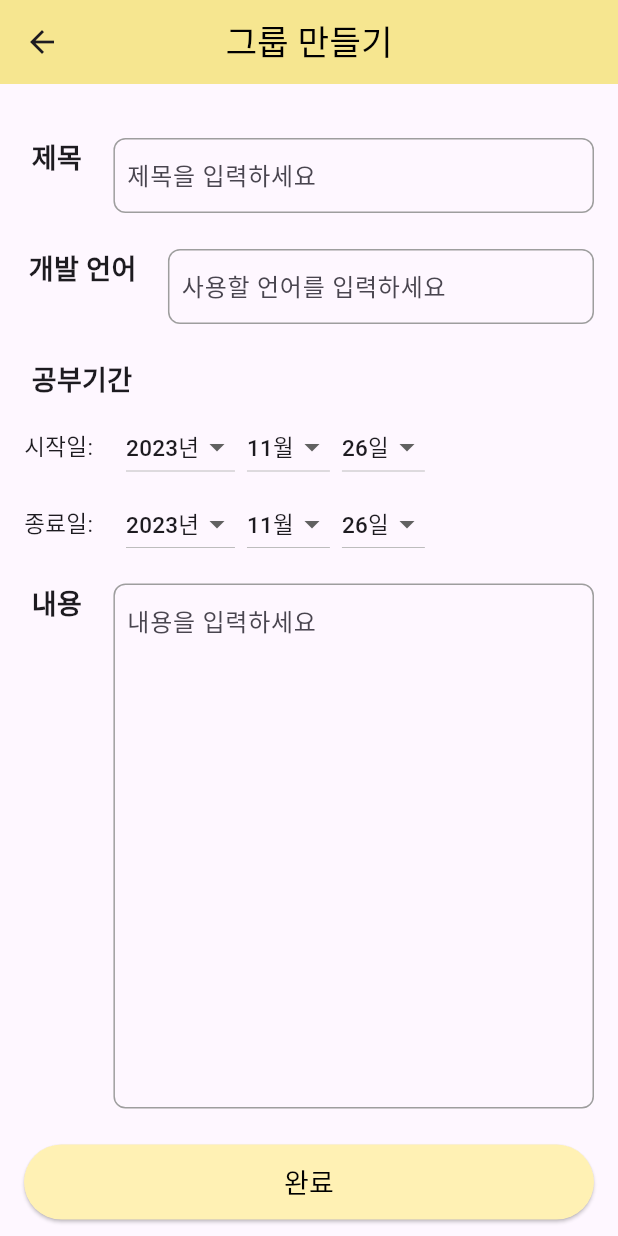
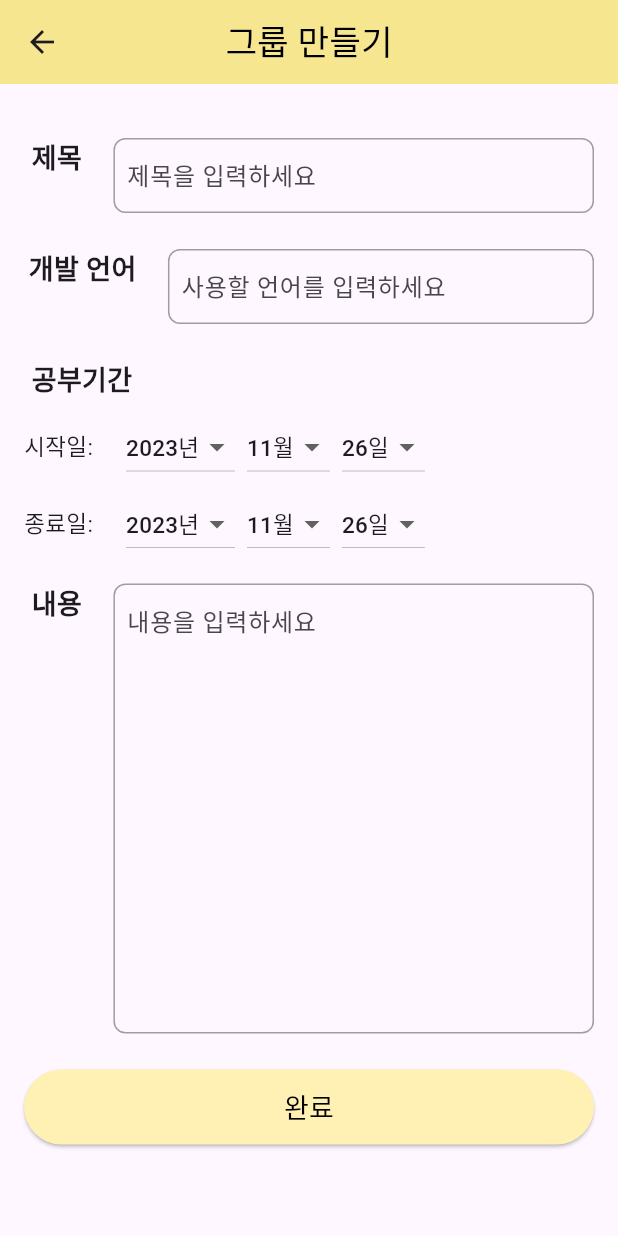
Before and after one commit to dmsdn02/CodeMate, a Flutter app: the WritePage screen opened directly, on a phone screen of 412 x 824 dp. Run offline on Flutter 3.47's test engine with Material 3 defaults, Android fonts, the phone set to English and light mode, and no system bars; our stand-ins replace cloud_firestore, firebase_auth, firebase_core; accounts and stored records are empty; network calls fail.

Commit message:
feat(design) : 메인리스트 디자인 수정 및 페이지 추가

```diff
--- a/lib/main.dart
+++ b/lib/main.dart
@@ -1,5 +1,6 @@
 import 'package:code_mate/screen/chat.dart';
 import 'package:code_mate/screen/login.dart';
+import 'package:code_mate/screen/mainlist.dart';
 import 'package:flutter/material.dart';
 import 'package:firebase_core/firebase_core.dart';
 import 'package:web_socket_channel/io.dart';
@@ -24,7 +25,7 @@ class MyApp extends StatelessWidget {
   @override
   Widget build(BuildContext context) {
     return MaterialApp(
-      home: LoginPage(),
+      home: MainListPage(),
     );
   }
 }
--- a/lib/screen/WritePage.dart
+++ b/lib/screen/WritePage.dart
@@ -1,4 +1,8 @@
+import 'package:cloud_firestore/cloud_firestore.dart';
+import 'package:firebase_auth/firebase_auth.dart';
 import 'package:flutter/material.dart';
+
+import 'mainlist.dart';
 
 class WritePage extends StatefulWidget {
   @override
@@ -6,6 +10,10 @@ class WritePage extends StatefulWidget {
 }
 
 class _WritePageState extends State<WritePage> {
+  TextEditingController _titleController = TextEditingController();
+  TextEditingController _languageController = TextEditingController();
+  TextEditingController _contentController = TextEditingController();
+
   List<int> years = List.generate(10, (index) => DateTime.now().year + index);
   List<int> months = List.generate(12, (index) => index + 1);
   List<int> days = List.generate(31, (index) => index + 1);
@@ -19,6 +27,49 @@ class _WritePageState extends State<WritePage> {
   int selectedEndDay = DateTime.now().day;
 
   DateTime? studyEndDate; // nullable한 DateTime 변수 studyEndDate를 선언
+
+  final FirebaseAuth _auth = FirebaseAuth.instance;
+
+  _WritePageState() {
+    _titleController = TextEditingController();
+    _languageController = TextEditingController();
+    _contentController = TextEditingController();
+  }
+
+  Future<void> _addPost() async {
+    try {
+      // 현재 로그인한 사용자 정보 가져오기
+      User? currentUser = _auth.currentUser;
+
+      if (currentUser != null) {
+        //String? userNickname = currentUser.displayName;
+
+        // Firestore에 글 추가
+        await FirebaseFirestore.instance.collection('posts').add({
+          'title': _titleController.text,
+          'language': _languageController.text,
+          'startDate': DateTime(selectedStartYear, selectedStartMonth, selectedStartDay),
+          'endDate': DateTime(selectedEndYear, selectedEndMonth, selectedEndDay),
+          'content': _contentController.text,
+          'userId' : currentUser.uid,
+          //'userNickname': currentUser.displayName, // 사용자의 닉네임을 저장
+        });
+
+        // WritePage에서 MainListPage로 이동
+        Navigator.push(
+          context,
+          MaterialPageRoute(builder: (context) => MainListPage()),
+        );
+        print('Navigator.push called');
+
+      } else {
+        print('사용자 정보를 가져오는데 실패했습니다.');
+      }
+    } catch (e) {
+      print('오류 발생: $e');
+    }
+  }
+
 
   @override
   Widget build(BuildContext context) {
@@ -36,27 +87,28 @@ class _WritePageState extends State<WritePage> {
           crossAxisAlignment: CrossAxisAlignment.start,
           children: <Widget>[
             SizedBox(height: 20,),
-            _buildTextFieldWithLabel('제목', '제목을 입력하세요'),
+            _buildTextFieldWithLabel('제목', '제목을 입력하세요', _titleController),
             SizedBox(height: 16),
-            _buildTextFieldWithLabel('개발 언어', '사용할 언어를 입력하세요'),
+            _buildTextFieldWithLabel('개발 언어', '사용할 언어를 입력하세요', _languageController),
             SizedBox(height: 16),
             _buildDateDropdown('공부기간', years, months, days),
             SizedBox(height: 1),
             _buildStudyEndDateDropdown( years, months, days),
             SizedBox(height: 16),
-            _buildTextFieldWithLabel('내용', '내용을 입력하세요'),
+            _buildTextFieldWithLabel('내용', '내용을 입력하세요', _contentController),
             SizedBox(height: 16),
             // 완료버튼
             ElevatedButton(
               onPressed: () {
-                // 완료버튼 로직 추가
+                _addPost(); // 완료버튼 로직 추가
               },
               child: Text('완료', style: TextStyle(color: Colors.black, fontSize: 18),),
               style: ButtonStyle(
-                backgroundColor: MaterialStateProperty.all<Color>(Color(0xFFFFF1B4)), // 버튼 배경색
-                minimumSize: MaterialStateProperty.all(Size(double.infinity, 50)), // 버튼의 최소 크기 설정
+                backgroundColor: MaterialStateProperty.all<Color>(Color(0xFFFFF1B4)),
+                minimumSize: MaterialStateProperty.all(Size(double.infinity, 50)),
               ),
             ),
+
           ],
         ),
       ),
@@ -64,19 +116,19 @@ class _WritePageState extends State<WritePage> {
   }
 
   Widget _buildTextFieldWithLabel(String label, String hintText,
-      {int? maxLines}) {
-    double? contentHeight = label == '내용' ? 350.0 : null; // label이 '내용'인 경우에는 contentHeight에 350.0을 할당하고, 그렇지 않은 경우에는 null을 할당
+      TextEditingController controller, {int? maxLines}) {
+    double? contentHeight = label == '내용' ? 300.0 : null;
 
     EdgeInsetsGeometry labelPadding;
-    switch (label) { // 각 레이블 패딩 조절
+    switch (label) {
       case '제목':
         labelPadding = EdgeInsets.only(left: 5, right: 5);
         break;
       case '개발 언어':
-        labelPadding = EdgeInsets.only(left: 3,right: 5);
+        labelPadding = EdgeInsets.only(left: 3, right: 5);
         break;
       case '내용':
-        labelPadding = EdgeInsets.only(left: 5 , right: 5);
+        labelPadding = EdgeInsets.only(left: 5, right: 5);
         break;
       default:
         labelPadding = EdgeInsets.zero;
@@ -86,7 +138,7 @@ class _WritePageState extends State<WritePage> {
       crossAxisAlignment: CrossAxisAlignment.start,
       children: [
         Container(
-          width: double.infinity, // Row의 전체 너비를 사용하도록 설정
+          width: double.infinity,
           child: Row(
             crossAxisAlignment: CrossAxisAlignment.start,
             children: [
@@ -103,7 +155,7 @@ class _WritePageState extends State<WritePage> {
               SizedBox(width: 16),
               Expanded(
                 child: Container(
-                  height: contentHeight, // contentHeight에 따라 높이가 동적으로 결정됨
+                  height: contentHeight,
                   decoration: BoxDecoration(
                     border: Border.all(color: Colors.grey),
                     borderRadius: BorderRadius.circular(8),
@@ -111,7 +163,8 @@ class _WritePageState extends State<WritePage> {
                   child: Padding(
                     padding: const EdgeInsets.symmetric(horizontal: 8),
                     child: TextField(
-                      maxLines: maxLines, // 최대 행 수 설정
+                      controller: controller, // 컨트롤러를 할당
+                      maxLines: maxLines,
                       decoration: InputDecoration(
                         border: InputBorder.none,
                         hintText: hintText,
@@ -127,6 +180,7 @@ class _WritePageState extends State<WritePage> {
       ],
     );
   }
+
 
 
   Widget _buildDateDropdown( // 시작일 드롭다운
--- a/lib/screen/login.dart
+++ b/lib/screen/login.dart
@@ -133,6 +133,7 @@ class LoginPage extends StatelessWidget {
                       context: context,
                       builder: (BuildContext context) {
                         return AlertDialog(
+                          surfaceTintColor: Colors.transparent,
                           backgroundColor: Colors.white,
                           title: Text('로그인 실패'),
                           content: Text('이메일 또는 비밀번호가 잘못되었습니다.'),
```
Also changed, not shown: lib/screen/Register.dart (+6 -6 lines), lib/screen/mainlist.dart (+126 -33 lines).
